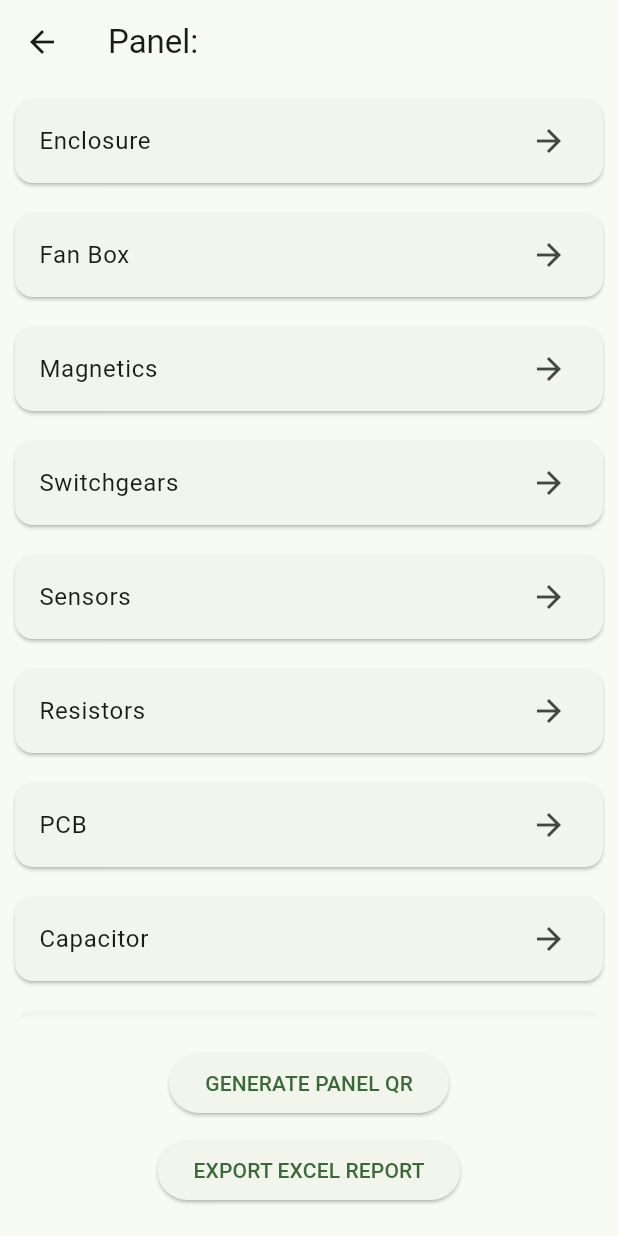
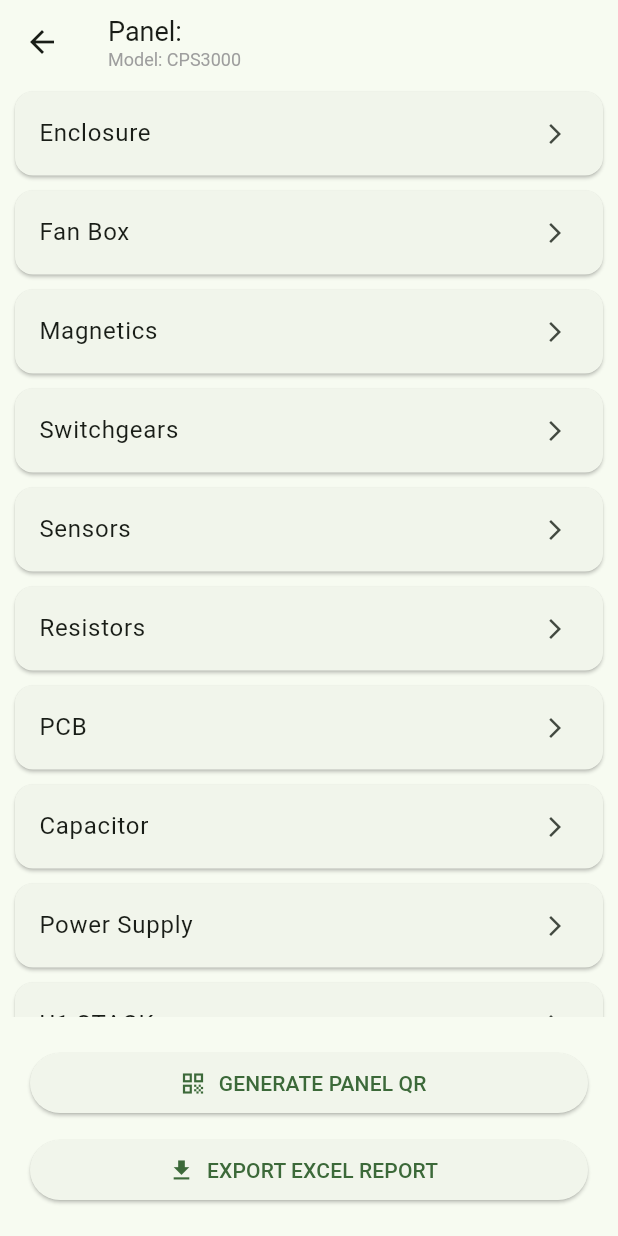
Before and after one commit to om7621/newen-frontend, a Flutter app: the SectionDashboard screen opened directly with empty values, after a tap on "EXPORT EXCEL REPORT", on a phone screen of 412 x 824 dp. Run offline on Flutter 3.47's test engine with Material 3 defaults, Android fonts, the phone set to English and light mode, and no system bars; our stand-ins replace cloud_firestore, qr_flutter, sqflite, sqflite_common_ffi, sqflite_common_ffi_web; missing offline and left inert: excel, mobile_scanner; accounts and stored records are empty.

Commit message:
Refactor SectionDashboard to include product type

```diff
--- a/lib/screens/section_dashboard.dart
+++ b/lib/screens/section_dashboard.dart
@@ -2,83 +2,74 @@ import 'package:flutter/material.dart';
 import 'component_entry_screen.dart';
 import 'panel_qr_screen.dart';
 import '../services/excel_service.dart';
+import '../templates/cps3000_template.dart';
+import '../templates/dps_template.dart';
 
 class SectionDashboard extends StatelessWidget {
+  final String panelSerial;
+  final String productType;
 
-  final String panelSerial;
-
-  SectionDashboard({super.key, required this.panelSerial});
-
-  final List<String> sections = [
-    "Enclosure",
-    "Fan Box",
-    "Magnetics",
-    "Switchgears",
-    "Sensors",
-    "Resistors",
-    "PCB",
-    "Capacitor",
-    "Power Supply",
-    "U1 STACK",
-    "V1 STACK",
-    "W1 STACK",
-    "U2 STACK",
-    "V2 STACK",
-    "W2 STACK"
-  ];
+  SectionDashboard({
+    super.key,
+    required this.panelSerial,
+    this.productType = "CPS3000",
+  });
 
   @override
   Widget build(BuildContext context) {
+    // Determine sections based on product type
+    final List<String> sections = (productType == "DPS")
+        ? DPSTemplate.sections.keys.toList()
+        : CPS3000Template.sections.keys.toList();
 
     return Scaffold(
-
       appBar: AppBar(
-        title: Text("Panel: $panelSerial"),
+        title: Column(
+          crossAxisAlignment: CrossAxisAlignment.start,
+          children: [
+            Text("Panel: $panelSerial", style: const TextStyle(fontSize: 18)),
+            Text("Model: $productType", style: const TextStyle(fontSize: 12, color: Colors.grey)),
+          ],
         ),
-
+      ),
       body: Column(
         children: [
-
           Expanded(
             child: ListView.builder(
               itemCount: sections.length,
-              itemBuilder: (context, index){
-
+              itemBuilder: (context, index) {
                 return Card(
-                  margin: const EdgeInsets.all(10),
-
+                  margin: const EdgeInsets.symmetric(horizontal: 10, vertical: 5),
                   child: ListTile(
                     title: Text(sections[index]),
-                    trailing: const Icon(Icons.arrow_forward),
-
+                    trailing: const Icon(Icons.arrow_forward_ios, size: 16),
                     onTap: () {
-
                       Navigator.push(
                         context,
                         MaterialPageRoute(
                           builder: (context) => ComponentEntryScreen(
                             sectionName: sections[index],
                             panelSerial: panelSerial,
+                            productType: productType, // Pass product type
                           ),
                         ),
                       );
-
                     },
                   ),
                 );
-
               },
             ),
           ),
-
           Padding(
             padding: const EdgeInsets.all(20),
             child: Column(
               children: [
-
-                ElevatedButton(
-                  child: const Text("GENERATE PANEL QR"),
-                  onPressed: (){
+                SizedBox(
+                  width: double.infinity,
+                  child: ElevatedButton.icon(
+                    icon: const Icon(Icons.qr_code),
+                    label: const Text("GENERATE PANEL QR"),
+                    onPressed: () {
                       Navigator.push(
                         context,
                         MaterialPageRoute(
@@ -89,29 +80,28 @@ class SectionDashboard extends StatelessWidget {
                       );
                     },
                   ),
-
+                ),
                 const SizedBox(height: 10),
-
-                ElevatedButton(
-                  child: const Text("EXPORT EXCEL REPORT"),
+                SizedBox(
+                  width: double.infinity,
+                  child: ElevatedButton.icon(
+                    icon: const Icon(Icons.file_download),
+                    label: const Text("EXPORT EXCEL REPORT"),
                     onPressed: () async {
-
-                    String path =
-                    await ExcelService.exportPanelReport(panelSerial);
-
+                      String path = await ExcelService.exportPanelReport(panelSerial);
                       ScaffoldMessenger.of(context).showSnackBar(
                         SnackBar(
-                        content: Text("Excel saved at: $path"),
+                          content: Text(path.startsWith("WEB_DOWNLOAD")
+                              ? "Download started..."
+                              : "Excel saved at: $path"),
                         ),
                       );
-
                     },
                   ),
-
+                ),
               ],
             ),
           )
-
         ],
       ),
     );
```
Lines whose indentation alone changed are shown as unchanged.
